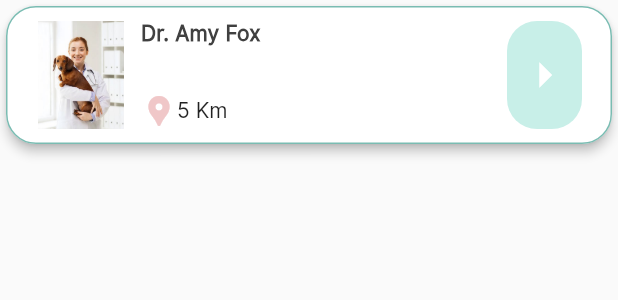
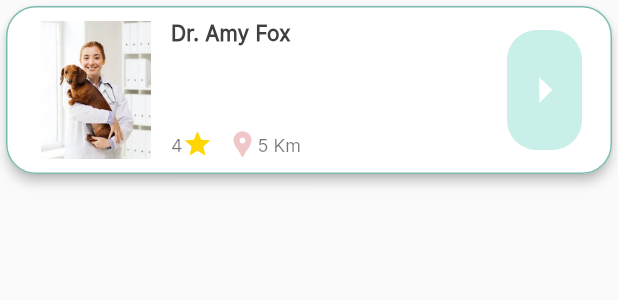
Before and after one commit to noormesslmani/flutter-app, a Flutter app: the VetCard widget shown alone on an empty page, opened directly, on a phone screen of 412 x 824 dp. Shown: the top 300 px of the screen. Run offline on Flutter 3.47's test engine with Material 2 defaults, Android fonts, the light colour scheme and no system bars; our stand-ins replace convex_bottom_bar, country_picker, flutter_custom_clippers, flutter_dotenv, intl_phone_field, shared_preferences; missing offline and left inert: flutter_walkthrough_screen; accounts and stored records are empty.

Commit message:
Frontend: displaying rating on VetCard

```diff
--- a/frontend_mobile/lib/widgets/cards/vet_card.dart
+++ b/frontend_mobile/lib/widgets/cards/vet_card.dart
@@ -6,7 +6,7 @@ class VetCard extends StatelessWidget {
   @override
   Widget build(BuildContext context) {
     return SizedBox(
-      height: 100,
+      height: 120,
       child: Card(
         shape: RoundedRectangleBorder(
           side: BorderSide(
@@ -28,8 +28,8 @@ class VetCard extends StatelessWidget {
                 crossAxisAlignment: CrossAxisAlignment.center,
                 children: [
                   SizedBox(
-                    height: 100,
-                    width: 60,
+                    height: 120,
+                    width: 80,
                     child: Image.asset(
                       "assets/images/vet.jpg",
                     ),
@@ -47,11 +47,35 @@ class VetCard extends StatelessWidget {
                       ),
                       Row(
                         children: [
-                          Icon(
-                            Icons.location_pin,
-                            color: Theme.of(context).colorScheme.secondary,
+                          Row(
+                            children: [
+                              Text(
+                                '4',
+                                style: Theme.of(context).textTheme.bodySmall,
+                              ),
+                              Icon(
+                                Icons.star,
+                                color: Colors.yellowAccent[700],
+                                size: 20,
+                              ),
+                            ],
                           ),
-                          const Text('5 Km')
+                          const SizedBox(
+                            width: 10,
+                          ),
+                          Row(
+                            children: [
+                              Icon(
+                                Icons.location_pin,
+                                color: Theme.of(context).colorScheme.secondary,
+                                size: 20,
+                              ),
+                              Text(
+                                '5 Km',
+                                style: Theme.of(context).textTheme.bodySmall,
+                              )
+                            ],
+                          ),
                         ],
                       )
                     ],
```
